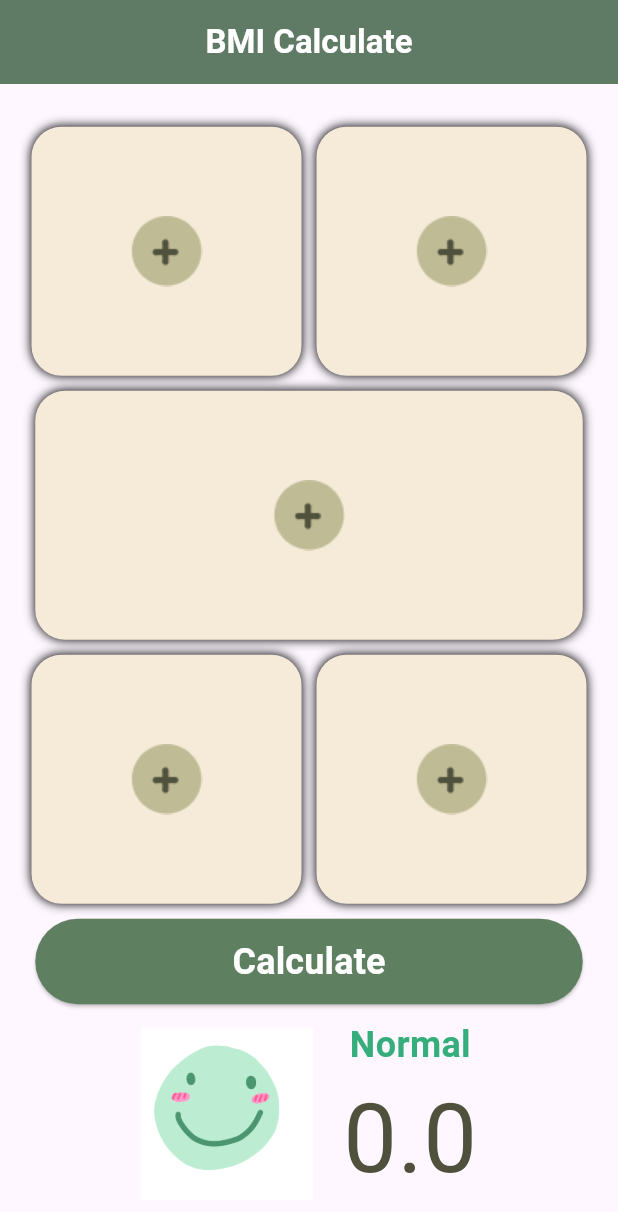
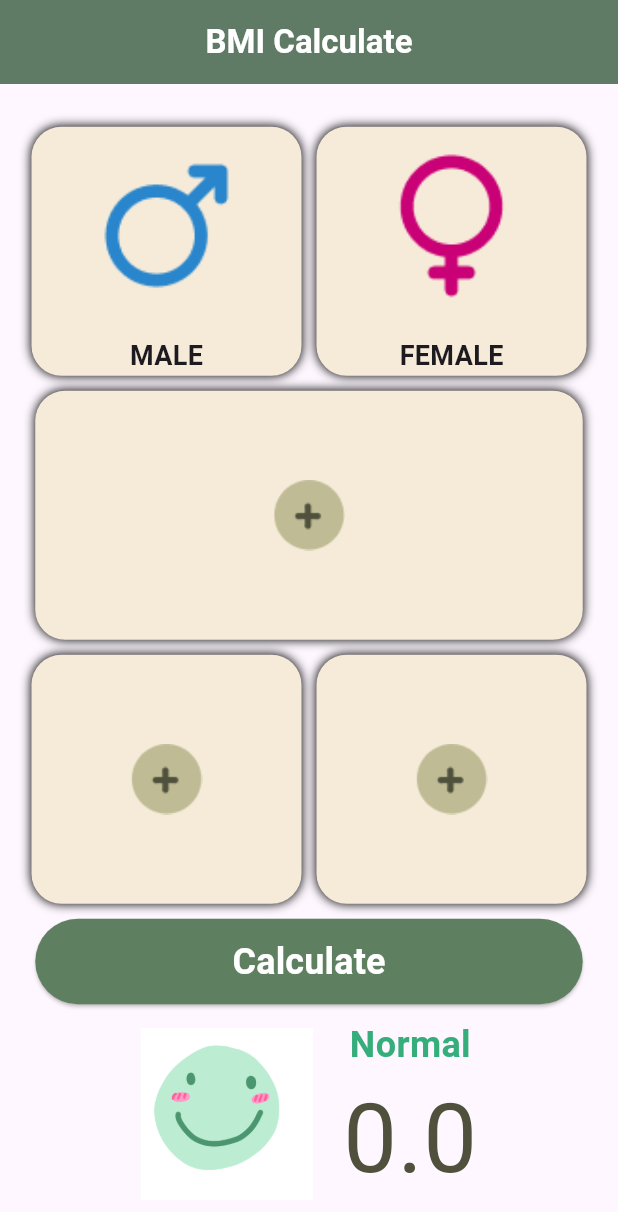
Before and after one commit to KaminariSora/HypnopCareV2, a Flutter app: the screen it shows after launch, on a phone screen of 412 x 824 dp. Shown: the top 1212 px of the screen. Run offline on Flutter 3.47's test engine with Material 3 defaults, Android fonts, the phone set to English and light mode, and no system bars.

Commit message:
Function selected gender

```diff
--- a/hypno_care_v2/lib/page2_bmi.dart
+++ b/hypno_care_v2/lib/page2_bmi.dart
@@ -8,6 +8,15 @@ class Page2Bmi extends StatefulWidget {
 }
 
 class _Page2BmiState extends State<Page2Bmi> {
+  String status = 'Normal';
+  double bmi = 0.0;
+  String? selectedGender;
+
+  void selectGender(String gender) {
+    setState(() {
+      selectedGender = gender;
+    });
+  }
   @override
   Widget build(BuildContext context) {
     return Scaffold(
@@ -26,7 +35,50 @@ class _Page2BmiState extends State<Page2Bmi> {
         child: SingleChildScrollView(
           child: Column(
             children: [
-              const SizedBox(height: 10,),
+              const SizedBox(
+                height: 10,
+              ),
+              Row(
+                mainAxisAlignment: MainAxisAlignment.center,
+                children: [
+                  GenderButton(
+                    gender: 'MALE',
+                    imagePath: 'assets/male_icon.png',
+                    isSelected: selectedGender == 'MALE',
+                    onSelect: selectGender,
+                  ),
+                  const SizedBox(
+                    width: 10,
+                  ),
+                  GenderButton(
+                    gender: 'FEMALE',
+                    imagePath: 'assets/female_icon.png',
+                    isSelected: selectedGender == 'FEMALE',
+                    onSelect: selectGender,
+                  ),
+                ],
+              ),
+              const SizedBox(
+                height: 10,
+              ),
+              Row(
+                mainAxisAlignment: MainAxisAlignment.center,
+                children: [
+                  Container(
+                    width: 365,
+                    height: 166,
+                    decoration: BoxDecoration(
+                      color: const Color(0xFFF6EBD9),
+                      borderRadius: BorderRadius.circular(20),
+                      boxShadow: const [BoxShadow(blurRadius: 5)],
+                    ),
+                    child: Image.asset('assets/plus_button.png'),
+                  ),
+                ],
+              ),
+              const SizedBox(
+                height: 10,
+              ),
               Row(
                 mainAxisAlignment: MainAxisAlignment.center,
                 children: [
@@ -55,52 +107,9 @@ class _Page2BmiState extends State<Page2Bmi> {
                   ),
                 ],
               ),
-              const SizedBox(height: 10,),
-              Row(
-                mainAxisAlignment: MainAxisAlignment.center,
-                children: [
-                  Container(
-                    width: 365,
-                    height: 166,
-                    decoration: BoxDecoration(
-                      color: const Color(0xFFF6EBD9),
-                      borderRadius: BorderRadius.circular(20),
-                      boxShadow: const [BoxShadow(blurRadius: 5)],
+              const SizedBox(
+                height: 10,
               ),
-                    child: Image.asset('assets/plus_button.png'),
-                  ),
-                ],
-              ),
-              const SizedBox(height: 10,),
-              Row(
-                mainAxisAlignment: MainAxisAlignment.center,
-                children: [
-                  Container(
-                    width: 180,
-                    height: 166,
-                    decoration: BoxDecoration(
-                      color: const Color(0xFFF6EBD9),
-                      borderRadius: BorderRadius.circular(20),
-                      boxShadow: const [BoxShadow(blurRadius: 5)],
-                    ),
-                    child: Image.asset('assets/plus_button.png'),
-                  ),
-                  const SizedBox(
-                    width: 10,
-                  ),
-                  Container(
-                    width: 180,
-                    height: 166,
-                    decoration: BoxDecoration(
-                      color: const Color(0xFFF6EBD9),
-                      borderRadius: BorderRadius.circular(20),
-                      boxShadow: const [BoxShadow(blurRadius: 5)],
-                    ),
-                    child: Image.asset('assets/plus_button.png'),
-                  ),
-                ],
-              ),
-              const SizedBox(height: 10,),
               Row(
                 mainAxisAlignment: MainAxisAlignment.center,
                 children: [
@@ -109,19 +118,21 @@ class _Page2BmiState extends State<Page2Bmi> {
                     height: 57,
                     child: ElevatedButton(
                         style: ElevatedButton.styleFrom(
-                        backgroundColor: Color(0xFF5E7F60)
-                      ),
-                      onPressed: (){},
+                            backgroundColor: const Color(0xFF5E7F60)),
+                        onPressed: () {},
                         child: const Text(
                           'Calculate',
                           style: TextStyle(
                               fontSize: 24,
                               fontWeight: FontWeight.bold,
-                          color: Color(0xFFFFFFFF)
-                        ),)),
+                              color: Color(0xFFFFFFFF)),
+                        )),
                   )
-              ],),
-              const SizedBox(height: 10,),
+                ],
+              ),
+              const SizedBox(
+                height: 10,
+              ),
               SizedBox(
                 width: 365,
                 child: Row(
@@ -131,24 +142,28 @@ class _Page2BmiState extends State<Page2Bmi> {
                     SizedBox(
                       height: 115,
                       child: Image.asset(
-                        'assets/h.png',),
+                        'assets/happy_face.png',
                       ),
-                    const SizedBox(width: 20,),
+                    ),
+                    const SizedBox(
+                      width: 20,
+                    ),
                     Column(
                       children: [
                         Text(
-                          'Normal',
-                          style: TextStyle(
+                          status,
+                          style: const TextStyle(
                               fontSize: 24,
                               color: Color(0xFF36AE7C),
-                            fontWeight: FontWeight.bold
-                          ),),
+                              fontWeight: FontWeight.bold),
+                        ),
                         Text(
-                          '0.0',
-                          style: TextStyle(
+                          bmi.toString(),
+                          style: const TextStyle(
                             fontSize: 64,
                             color: Color(0xFF4F513C),
-                          ),),
+                          ),
+                        ),
                       ],
                     )
                   ],
@@ -161,3 +176,54 @@ class _Page2BmiState extends State<Page2Bmi> {
     );
   }
 }
+
+class GenderButton extends StatelessWidget {
+  final String gender;
+  final String imagePath;
+  final bool isSelected;
+  final Function(String) onSelect; // Callback function
+
+  const GenderButton({
+    super.key,
+    required this.gender,
+    required this.imagePath,
+    required this.isSelected,
+    required this.onSelect,
+  });
+
+  @override
+  Widget build(BuildContext context) {
+    return GestureDetector(
+      onTap: () {
+        onSelect(gender); // Notify parent about the selection
+      },
+      child: Container(
+        width: 180,
+        height: 166,
+        decoration: BoxDecoration(
+          color: isSelected ? const Color(0xFFBFBB95) : const Color(0xFFF6EBD9),
+          borderRadius: BorderRadius.circular(20),
+          boxShadow: const [BoxShadow(blurRadius: 5)],
+        ),
+        child: Column(
+          mainAxisAlignment: MainAxisAlignment.center,
+          children: [
+            Expanded(
+              child: Image.asset(
+                imagePath,
+                width: 100,
+                height: 100,
+                fit: BoxFit.contain,
+              ),
+            ),
+            const SizedBox(height: 8),
+            Text(
+              gender,
+              style: const TextStyle(fontSize: 18, fontWeight: FontWeight.bold),
+            ),
+          ],
+        ),
+      ),
+    );
+  }
+}
--- a/hypno_care_v2/pubspec.yaml
+++ b/hypno_care_v2/pubspec.yaml
@@ -61,7 +61,6 @@ flutter:
   # To add assets to your application, add an assets section, like this:
   assets:
     - assets/
-    - assets/Spoon.png
 
   # An image asset can refer to one or more resolution-specific "variants", see
   # https://flutter.dev/to/resolution-aware-images
```
Also changed, not shown: hypno_care_v2/assets/angry_face.jpg (renamed from hypno_care_v2/assets/x.jpg), hypno_care_v2/assets/blue_face.jpg (renamed from hypno_care_v2/assets/p.jpg), hypno_care_v2/assets/female_icon.png (added), hypno_care_v2/assets/happy_face.png (renamed from hypno_care_v2/assets/h.png), hypno_care_v2/assets/male_icon.png (added), hypno_care_v2/assets/purple_face.jpg (renamed from hypno_care_v2/assets/f.jpg), hypno_care_v2/assets/yellow_face.jpg (renamed from hypno_care_v2/assets/t.jpg). Lines whose indentation alone changed are shown as unchanged.
